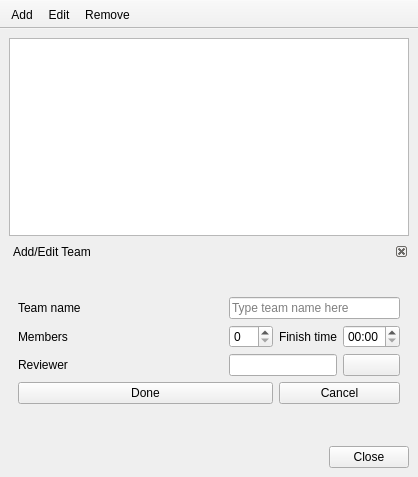
Old version of the form gui_team.ui in the repository FrankMamuda/ketoevent.
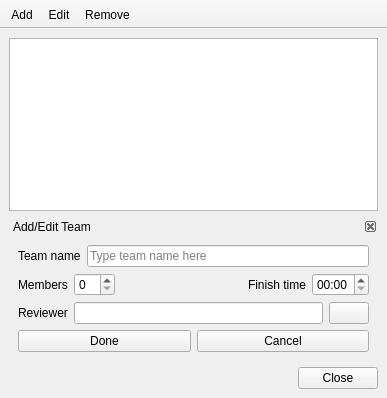
New version of the form. Icons and pictures are not drawn.

Diff of the .ui file:
```diff
--- a/gui_team.ui
+++ b/gui_team.ui
@@ -6,8 +6,8 @@
    <rect>
     <x>0</x>
     <y>0</y>
-    <width>418</width>
-    <height>477</height>
+    <width>387</width>
+    <height>398</height>
    </rect>
   </property>
   <property name="windowTitle">
@@ -52,28 +52,15 @@
       <widget class="QWidget" name="dockWidgetContents">
        <layout class="QVBoxLayout" name="verticalLayout_7">
         <item>
-         <layout class="QGridLayout" name="addEditLayout" columnstretch="1,0,0,0">
-          <item row="1" column="3">
-           <widget class="QTimeEdit" name="finishTimeEdit">
-            <property name="toolTip">
-             <string>Change team's finish time</string>
-            </property>
-            <property name="currentSection">
-             <enum>QDateTimeEdit::HourSection</enum>
-            </property>
-            <property name="displayFormat">
-             <string>HH:mm</string>
-            </property>
-           </widget>
-          </item>
-          <item row="0" column="0">
+         <layout class="QHBoxLayout" name="teamNameLayout">
+          <item>
            <widget class="QLabel" name="teamNameLabel">
             <property name="text">
              <string>Team name</string>
             </property>
            </widget>
           </item>
-          <item row="0" column="1" colspan="3">
+          <item>
            <widget class="QLineEdit" name="teamNameEdit">
             <property name="toolTip">
              <string>Type in team's name</string>
@@ -83,63 +70,72 @@
             </property>
            </widget>
           </item>
-          <item row="3" column="2" colspan="2">
-           <widget class="QPushButton" name="cancelButton">
-            <property name="toolTip">
-             <string>Click to abort editing</string>
-            </property>
-            <property name="text">
-             <string>Cancel</string>
-            </property>
-            <property name="icon">
-             <iconset resource="resources.qrc">
-              <normaloff>:/icons/cancel.png</normaloff>:/icons/cancel.png</iconset>
-            </property>
-           </widget>
-          </item>
-          <item row="1" column="2">
-           <widget class="QLabel" name="finishTimeLabel">
-            <property name="text">
-             <string>Finish time</string>
-            </property>
-           </widget>
-          </item>
-          <item row="1" column="0">
+         </layout>
+        </item>
+        <item>
+         <layout class="QHBoxLayout" name="membersFinishLayout">
+          <item>
            <widget class="QLabel" name="teamMembersLabel">
             <property name="text">
              <string>Members</string>
             </property>
            </widget>
           </item>
-          <item row="3" column="0" colspan="2">
-           <widget class="QPushButton" name="doneButton">
-            <property name="toolTip">
-             <string>Click when done editing team</string>
-            </property>
-            <property name="text">
-             <string>Done</string>
-            </property>
-            <property name="icon">
-             <iconset resource="resources.qrc">
-              <normaloff>:/icons/accept.png</normaloff>:/icons/accept.png</iconset>
-            </property>
-           </widget>
-          </item>
-          <item row="2" column="0">
-           <widget class="QLabel" name="reviewerLabel">
-            <property name="text">
-             <string>Reviewer</string>
-            </property>
-           </widget>
-          </item>
-          <item row="1" column="1">
+          <item>
            <widget class="QSpinBox" name="teamMembersEdit">
             <property name="toolTip">
              <string>Change number of team members</string>
             </property>
            </widget>
           </item>
-          <item row="2" column="3">
+          <item>
+           <spacer name="horizontalSpacer_2">
+            <property name="orientation">
+             <enum>Qt::Horizontal</enum>
+            </property>
+            <property name="sizeHint" stdset="0">
+             <size>
+              <width>40</width>
+              <height>20</height>
+             </size>
+            </property>
+           </spacer>
+          </item>
+          <item>
+           <widget class="QLabel" name="finishTimeLabel">
+            <property name="text">
+             <string>Finish time</string>
+            </property>
+           </widget>
+          </item>
+          <item>
+           <widget class="QTimeEdit" name="finishTimeEdit">
+            <property name="toolTip">
+             <string>Change team's finish time</string>
+            </property>
+            <property name="currentSection">
+             <enum>QDateTimeEdit::HourSection</enum>
+            </property>
+            <property name="displayFormat">
+             <string>HH:mm</string>
+            </property>
+           </widget>
+          </item>
+         </layout>
+        </item>
+        <item>
+         <layout class="QHBoxLayout" name="reviewerLayout">
+          <item>
+           <widget class="QLabel" name="reviewerLabel">
+            <property name="text">
+             <string>Reviewer</string>
+            </property>
+           </widget>
+          </item>
+          <item>
+           <widget class="QLineEdit" name="reviewerEdit"/>
+          </item>
+          <item>
            <widget class="QPushButton" name="reviewerButton">
             <property name="text">
              <string/>
@@ -150,8 +146,37 @@
             </property>
            </widget>
           </item>
-          <item row="2" column="1" colspan="2">
-           <widget class="QLineEdit" name="reviewerEdit"/>
+         </layout>
+        </item>
+        <item>
+         <layout class="QHBoxLayout" name="buttonLayout">
+          <item>
+           <widget class="QPushButton" name="doneButton">
+            <property name="toolTip">
+             <string>Click when done editing team</string>
+            </property>
+            <property name="text">
+             <string>Done</string>
+            </property>
+            <property name="icon">
+             <iconset resource="resources.qrc">
+              <normaloff>:/icons/accept.png</normaloff>:/icons/accept.png</iconset>
+            </property>
+           </widget>
+          </item>
+          <item>
+           <widget class="QPushButton" name="cancelButton">
+            <property name="toolTip">
+             <string>Click to abort editing</string>
+            </property>
+            <property name="text">
+             <string>Cancel</string>
+            </property>
+            <property name="icon">
+             <iconset resource="resources.qrc">
+              <normaloff>:/icons/cancel.png</normaloff>:/icons/cancel.png</iconset>
+            </property>
+           </widget>
           </item>
          </layout>
         </item>
@@ -205,6 +230,12 @@
    <property name="allowedAreas">
     <set>Qt::TopToolBarArea</set>
    </property>
+   <property name="iconSize">
+    <size>
+     <width>32</width>
+     <height>32</height>
+    </size>
+   </property>
    <property name="toolButtonStyle">
     <enum>Qt::ToolButtonTextUnderIcon</enum>
    </property>
```
Left out of the diff: 2 changed lines with no effect on the pictures.
